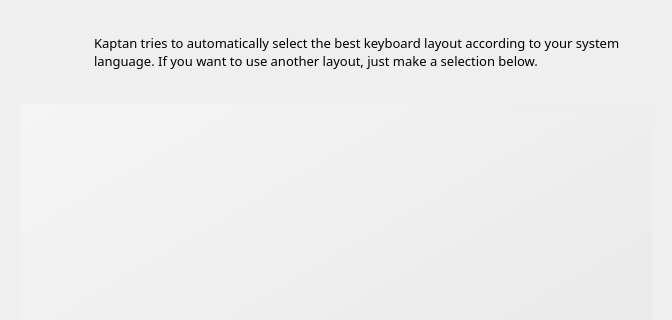
Qt form ui/ui_scrKeyboard.ui (rshipp/kapudan) before a commit; both pictures show x 0 to 672 and y 0 to 320 of the 672 by 522 pixel window.
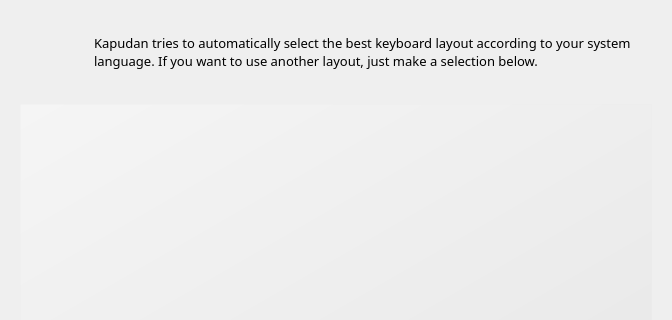
The same form after that commit. Icons and pictures are not drawn.

Commit message: Kaptan -> Kapudan

Diff of the .ui file:
```diff
--- a/ui/ui_scrKeyboard.ui
+++ b/ui/ui_scrKeyboard.ui
@@ -60,7 +60,7 @@
       <string notr="true"/>
      </property>
      <property name="text">
-      <string>&lt;html&gt;&lt;head/&gt;&lt;body&gt;&lt;p&gt;Kaptan tries to automatically select the best keyboard layout according to your system language. If you want to use another layout, just make a selection below.&lt;/p&gt;&lt;/body&gt;&lt;/html&gt;</string>
+      <string>&lt;html&gt;&lt;head/&gt;&lt;body&gt;&lt;p&gt;Kapudan tries to automatically select the best keyboard layout according to your system language. If you want to use another layout, just make a selection below.&lt;/p&gt;&lt;/body&gt;&lt;/html&gt;</string>
      </property>
      <property name="wordWrap">
       <bool>true</bool>
```
Left out of the diff: 4 changed lines with no effect on the pictures. The commit also changes 69 other files.
